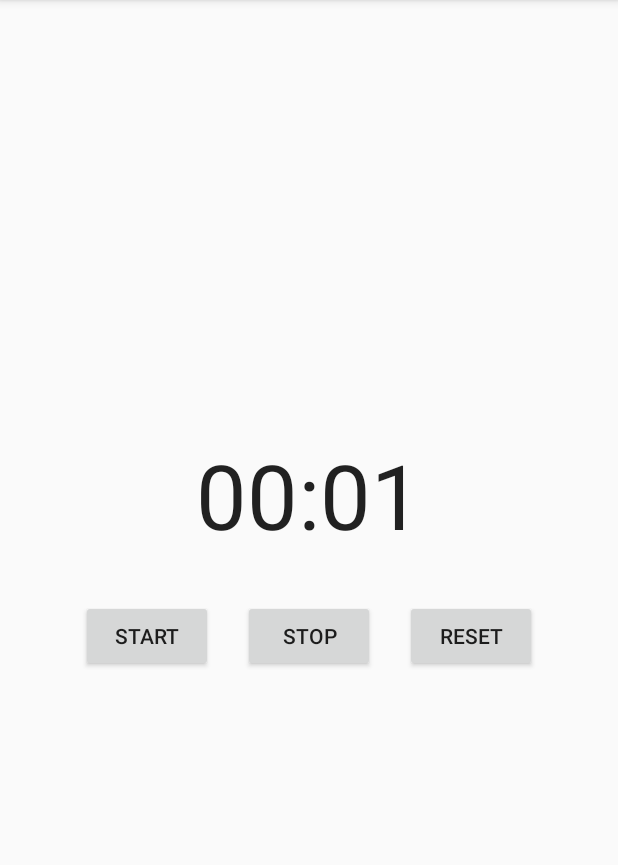
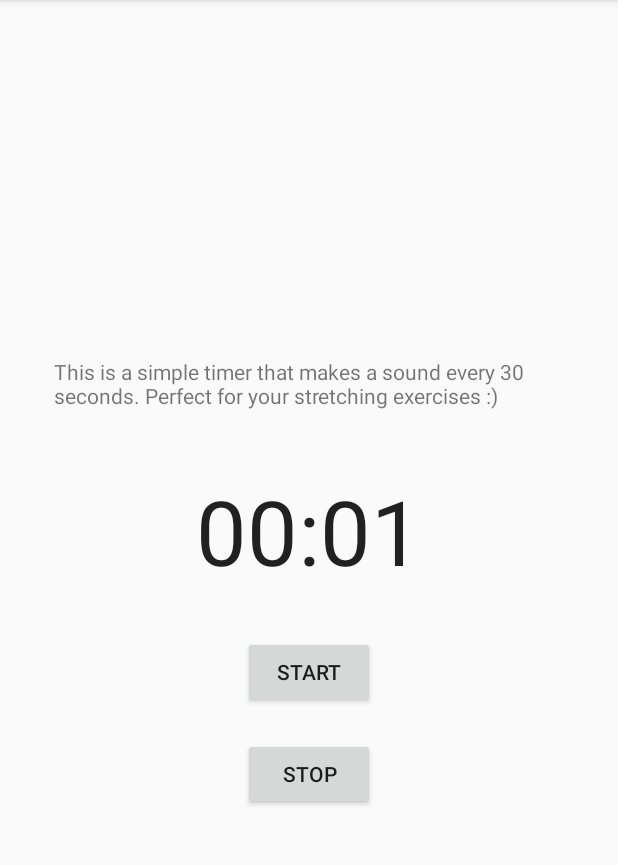
Before and after one commit to hugovelasquez/timezone-app, an Android app: the fragment TofisTimerFragment placed in its activity, after a tap on "START", on a phone screen of 412 x 824 dp, the part 84-949 px from its top. Run offline under Robolectric (Android 15) with nearby library versions, the light colour scheme and no system bars.

Commit message:
changed timer sound to own mp3, small layout changed

```diff
--- a/app/src/main/AndroidManifest.xml
+++ b/app/src/main/AndroidManifest.xml
@@ -26,6 +26,8 @@
                 <category android:name="android.intent.category.LAUNCHER" />
             </intent-filter>
         </activity>
+
+        <service android:name=".SoundService"  android:enabled="true"></service>
     </application>
 
 </manifest>
--- a/app/src/main/java/com/example/sucaldotimezonewidget/TofisTimerFragment.java
+++ b/app/src/main/java/com/example/sucaldotimezonewidget/TofisTimerFragment.java
@@ -1,5 +1,6 @@
 package com.example.sucaldotimezonewidget;
 
+import android.content.Intent;
 import android.media.AudioManager;
 import android.media.ToneGenerator;
 import android.os.Bundle;
@@ -23,7 +24,7 @@ public class TofisTimerFragment extends Fragment implements View.OnClickListener
     private boolean running;
 
     private TextView timeView;
-    private Button startBtn, stopBtn, resetBtn;
+    private Button startBtn, stopBtn;
 
     @Nullable
     @Override
@@ -36,11 +37,9 @@ public class TofisTimerFragment extends Fragment implements View.OnClickListener
         timeView = rootView.findViewById(R.id.time_view);
         startBtn = rootView.findViewById(R.id.start_button);
         stopBtn = rootView.findViewById(R.id.stop_button);
-        resetBtn = rootView.findViewById(R.id.reset_button);
 
         startBtn.setOnClickListener(this);
         stopBtn.setOnClickListener(this);
-        resetBtn.setOnClickListener(this);
 
         runTimer();
 
@@ -52,10 +51,6 @@ public class TofisTimerFragment extends Fragment implements View.OnClickListener
     }
 
     private void onClickStop() {
-        running = false;
-    }
-
-    private void onClickReset() {
         running = false;
         seconds = 0;
     }
@@ -72,16 +67,12 @@ public class TofisTimerFragment extends Fragment implements View.OnClickListener
 
                 String time
                         = String
-                        .format(Locale.getDefault(),
-                                "%02d:%02d",
-                                minutes, secs);
+                        .format(Locale.getDefault(), "%02d:%02d", minutes, secs);
 
                 timeView.setText(time);
 
                 if (running & secs % 30 == 0) {
-                    final ToneGenerator tg = new ToneGenerator(AudioManager.STREAM_MUSIC, ToneGenerator.MAX_VOLUME);
-                    tg.startTone(ToneGenerator.TONE_CDMA_ONE_MIN_BEEP, 1000);
-                    tg.release();
+                    getActivity().startService(new Intent(getContext(), SoundService.class));
                 }
 
                 if (running) {
@@ -102,9 +93,6 @@ public class TofisTimerFragment extends Fragment implements View.OnClickListener
             case R.id.stop_button:
                 onClickStop();
                 break;
-            case R.id.reset_button:
-                onClickReset();
-                break;
         }
     }
 }
--- a/app/src/main/res/layout/fragment_tofis_timer.xml
+++ b/app/src/main/res/layout/fragment_tofis_timer.xml
@@ -7,34 +7,32 @@
     android:padding="16dp">
 
     <TextView
+        android:layout_width="wrap_content"
+        android:layout_height="wrap_content"
+        android:layout_gravity="center"
+        android:layout_margin="20dp"
+        android:text="@string/timer_explanation" />
+
+    <TextView
         android:id="@+id/time_view"
         android:layout_width="wrap_content"
         android:layout_height="wrap_content"
         android:layout_gravity="center"
+        android:layout_margin="20dp"
         android:textAppearance="@android:style/TextAppearance.Large"
         android:textSize="60sp" />
-
-    <LinearLayout
-        android:layout_width="wrap_content"
-        android:layout_height="wrap_content"
-        android:layout_gravity="center"
-        android:layout_margin="20dp">
 
         <Button
             android:id="@+id/start_button"
             style="@style/TimerBtnStyle"
+            android:layout_gravity="center"
             android:text="@string/timer_start" />
 
         <Button
             android:id="@+id/stop_button"
             style="@style/TimerBtnStyle"
+            android:layout_gravity="center"
             android:text="@string/timer_stop" />
-
-        <Button
-            android:id="@+id/reset_button"
-            style="@style/TimerBtnStyle"
-            android:text="@string/timer_reset" />
-    </LinearLayout>
 
 
 </LinearLayout>
--- a/app/src/main/res/menu/drawer_menu.xml
+++ b/app/src/main/res/menu/drawer_menu.xml
@@ -13,15 +13,14 @@
             android:title="@string/navbar_timecalc" />
 
         <item
-            android:id="@+id/nav_settings"
-            android:icon="@drawable/ic_navbar_settings"
-            android:title="@string/navbar_settings" />
-
-        <item
             android:id="@+id/nav_timer"
             android:icon="@drawable/ic_navbar_timer"
             android:title="@string/navbar_timer" />
 
+        <item
+            android:id="@+id/nav_settings"
+            android:icon="@drawable/ic_navbar_settings"
+            android:title="@string/navbar_settings" />
     </group>
 
 
--- a/app/src/main/res/values/strings.xml
+++ b/app/src/main/res/values/strings.xml
@@ -67,7 +67,7 @@
 
     <string name="timer_start">Start</string>
     <string name="timer_stop">Stop</string>
-    <string name="timer_reset">Reset</string>
+    <string name="timer_explanation">This is a simple timer that makes a sound every 30 seconds. Perfect for your stretching exercises :)</string>
 
 
 </resources>
--- a/app/src/main/res/values/styles.xml
+++ b/app/src/main/res/values/styles.xml
@@ -48,7 +48,6 @@
     <style name="TimerBtnStyle">
         <item name="android:layout_width">wrap_content</item>
         <item name="android:layout_height">wrap_content</item>
-        <item name="android:gravity">center</item>
         <item name="android:layout_margin">10dp</item>
     </style>
 
```
Also changed, not shown: app/src/main/java/com/example/sucaldotimezonewidget/SoundService.java (added, +34 -0 lines), 1 other file.
